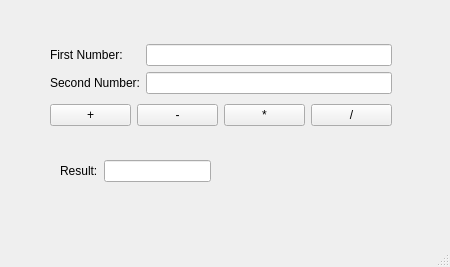
The window that mainwindow.ui (whackfather/PokerHub) describes before a commit, drawn with Qt 5.
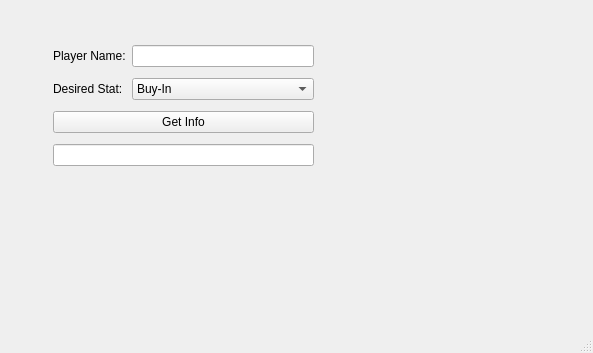
The same window after the commit.

Commit message: created total stats getter for players in the system

What changed in the file:
```diff
--- a/mainwindow.ui
+++ b/mainwindow.ui
@@ -6,8 +6,8 @@
    <rect>
     <x>0</x>
     <y>0</y>
-    <width>450</width>
-    <height>267</height>
+    <width>593</width>
+    <height>353</height>
    </rect>
   </property>
   <property name="mouseTracking">
@@ -17,98 +17,76 @@
    <string>MainWindow</string>
   </property>
   <widget class="QWidget" name="centralwidget">
-   <widget class="QWidget" name="layoutWidget">
+   <widget class="QWidget" name="">
     <property name="geometry">
      <rect>
-      <x>50</x>
+      <x>53</x>
       <y>40</y>
-      <width>342</width>
-      <height>90</height>
+      <width>261</width>
+      <height>131</height>
      </rect>
     </property>
-    <layout class="QGridLayout" name="gridLayout_3">
+    <layout class="QGridLayout" name="gridLayout">
      <item row="0" column="0">
-      <layout class="QGridLayout" name="gridLayout">
-       <item row="0" column="0">
-        <widget class="QLabel" name="label">
-         <property name="text">
-          <string>First Number:</string>
-         </property>
-        </widget>
-       </item>
-       <item row="0" column="1">
-        <widget class="QLineEdit" name="txtFirstNum"/>
-       </item>
-       <item row="1" column="0">
-        <widget class="QLabel" name="label_2">
-         <property name="text">
-          <string>Second Number:</string>
-         </property>
-        </widget>
-       </item>
-       <item row="1" column="1">
-        <widget class="QLineEdit" name="txtSecondNum"/>
-       </item>
-      </layout>
-     </item>
-     <item row="1" column="0">
-      <layout class="QGridLayout" name="gridLayout_2">
-       <item row="0" column="0">
-        <widget class="QPushButton" name="btnAdd">
-         <property name="text">
-          <string>+</string>
-         </property>
-        </widget>
-       </item>
-       <item row="0" column="1">
-        <widget class="QPushButton" name="btnSub">
-         <property name="text">
-          <string>-</string>
-         </property>
-        </widget>
-       </item>
-       <item row="0" column="2">
-        <widget class="QPushButton" name="btnMult">
-         <property name="text">
-          <string>*</string>
-         </property>
-        </widget>
-       </item>
-       <item row="0" column="3">
-        <widget class="QPushButton" name="btnDiv">
-         <property name="text">
-          <string>/</string>
-         </property>
-        </widget>
-       </item>
-      </layout>
-     </item>
-    </layout>
-   </widget>
-   <widget class="QWidget" name="layoutWidget">
-    <property name="geometry">
-     <rect>
-      <x>60</x>
-      <y>160</y>
-      <width>151</width>
-      <height>26</height>
-     </rect>
-    </property>
-    <layout class="QFormLayout" name="formLayout">
-     <item row="0" column="0">
-      <widget class="QLabel" name="label_3">
+      <widget class="QLabel" name="label">
        <property name="text">
-        <string>Result:</string>
+        <string>Player Name:</string>
        </property>
       </widget>
      </item>
      <item row="0" column="1">
+      <widget class="QLineEdit" name="playerName"/>
+     </item>
+     <item row="1" column="0">
+      <widget class="QLabel" name="label_2">
+       <property name="text">
+        <string>Desired Stat:</string>
+       </property>
+      </widget>
+     </item>
+     <item row="2" column="0" colspan="2">
+      <widget class="QPushButton" name="infoGet">
+       <property name="text">
+        <string>Get Info</string>
+       </property>
+      </widget>
+     </item>
+     <item row="3" column="0" colspan="2">
       <widget class="QLineEdit" name="txtResult">
        <property name="readOnly">
         <bool>true</bool>
        </property>
       </widget>
      </item>
+     <item row="1" column="1">
+      <widget class="QComboBox" name="comboBox">
+       <item>
+        <property name="text">
+         <string>Buy-In</string>
+        </property>
+       </item>
+       <item>
+        <property name="text">
+         <string>Gross Winnings</string>
+        </property>
+       </item>
+       <item>
+        <property name="text">
+         <string>Tip</string>
+        </property>
+       </item>
+       <item>
+        <property name="text">
+         <string>Post-tip</string>
+        </property>
+       </item>
+       <item>
+        <property name="text">
+         <string>Net</string>
+        </property>
+       </item>
+      </widget>
+     </item>
     </layout>
    </widget>
   </widget>
```
Left out of the diff: 2 changed lines with no effect on the pictures. The commit also changes 3 other files.
